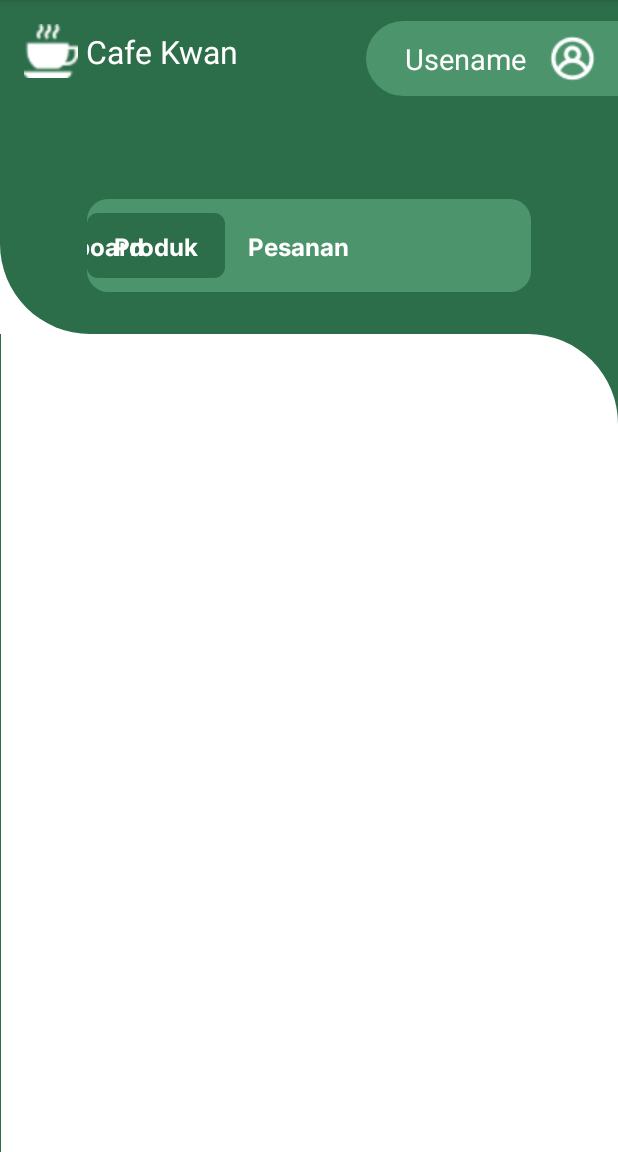
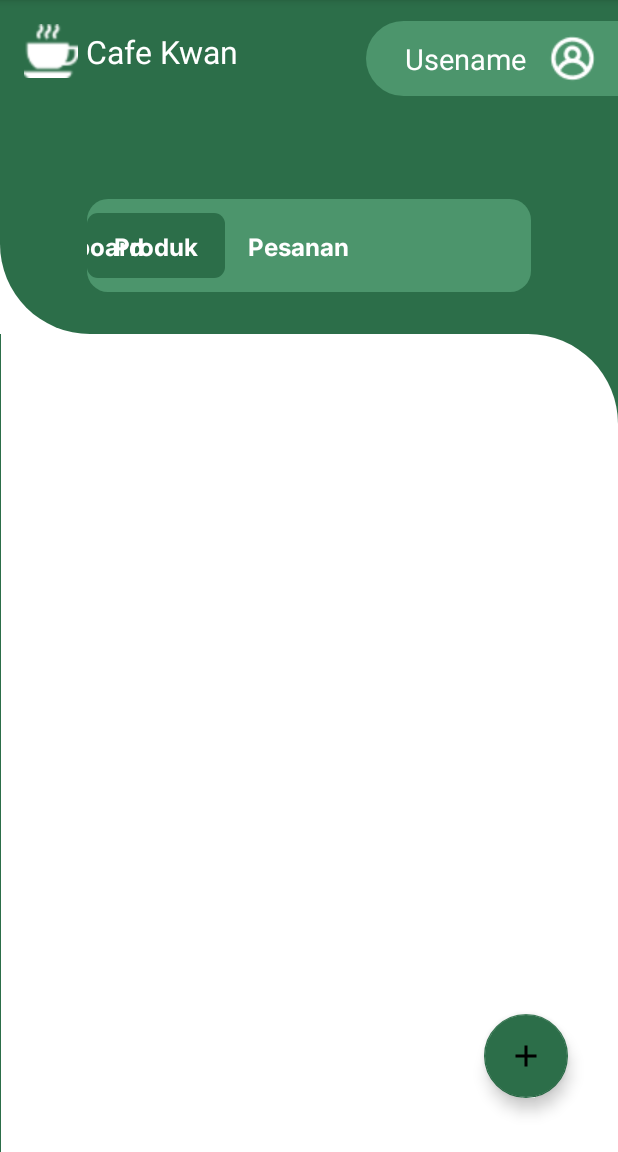
Before and after one commit to fithnanriatan/CafeKwan-Kelompok1XIIRPL3, an Android app: the produk screen opened directly, with no data from a screen before it, on a phone screen of 412 x 824 dp, the part 84-1236 px from its top. Run offline under Robolectric (Android 15) with nearby library versions, the phone set to English and light mode, and no system bars; Roboto replaces fonts that are not available here.

```diff
--- a/app/src/main/AndroidManifest.xml
+++ b/app/src/main/AndroidManifest.xml
@@ -13,6 +13,9 @@
         android:supportsRtl="true"
         android:theme="@style/Theme.CafeKwanKelompok1XIIRPL3"
         tools:targetApi="31">
+        <activity
+            android:name=".Login"
+            android:exported="true" />
         <activity
             android:name=".produk"
             android:exported="false" />
--- a/app/src/main/java/com/project/cafekwan_kelompok1xiirpl3/room/DB_CAFE.kt
+++ b/app/src/main/java/com/project/cafekwan_kelompok1xiirpl3/room/DB_CAFE.kt
@@ -5,7 +5,7 @@ import androidx.room.Database
 import androidx.room.Room
 import androidx.room.RoomDatabase
 
-@Database (entities =  [TB_MENU::class,TB_PESANAN::class], version = 1)
+@Database (entities =  [TB_MENU::class,TB_PESANAN::class], version = 2)
 abstract class DB_CAFE : RoomDatabase(){
     abstract fun dao_cafe():DAO_CAFE
 
--- a/app/src/main/java/com/project/cafekwan_kelompok1xiirpl3/room/TB_MENU.kt
+++ b/app/src/main/java/com/project/cafekwan_kelompok1xiirpl3/room/TB_MENU.kt
@@ -6,10 +6,11 @@ import androidx.room.PrimaryKey
 
 @Entity (tableName = "MENU")
 data class TB_MENU(
-    @PrimaryKey (autoGenerate = true)
+    @PrimaryKey
     @ColumnInfo (name = "kode_menu")val kode_menu : Int,
     @ColumnInfo (name = "nama_menu")val nama_menu : String,
     @ColumnInfo (name = "harga_menu")val harga_menu : Int,
     @ColumnInfo (name = "status_menu")val status_menu : String,
     @ColumnInfo (name = "terjual_menu")val terjual_menu : Int,
+    @ColumnInfo (name = "deskripsi_menu")val deskripsi_menu : String
 )
--- /dev/null
+++ b/app/src/main/res/drawable/ic_baseline_add_24.xml
@@ -0,0 +1,5 @@
+<vector android:height="24dp" android:tint="#FFFFFF"
+    android:viewportHeight="24" android:viewportWidth="24"
+    android:width="24dp" xmlns:android="http://schemas.android.com/apk/res/android">
+    <path android:fillColor="@android:color/white" android:pathData="M19,13h-6v6h-2v-6H5v-2h6V5h2v6h6v2z"/>
+</vector>
--- a/app/src/main/res/layout/activity_detail_menu.xml
+++ b/app/src/main/res/layout/activity_detail_menu.xml
@@ -201,7 +201,6 @@
             app:layout_constraintEnd_toEndOf="parent"
             app:layout_constraintTop_toTopOf="parent" />
 
-
     </androidx.constraintlayout.widget.ConstraintLayout>
 
     <androidx.constraintlayout.widget.ConstraintLayout
--- a/app/src/main/res/layout/activity_produk.xml
+++ b/app/src/main/res/layout/activity_produk.xml
@@ -23,6 +23,21 @@
             app:layout_constraintBottom_toBottomOf="parent"
             app:layout_constraintEnd_toEndOf="parent"
             app:layout_constraintStart_toStartOf="parent" />
+
+        <com.google.android.material.floatingactionbutton.FloatingActionButton
+            android:id="@+id/floatingActionButton2"
+            android:layout_width="wrap_content"
+            android:layout_height="wrap_content"
+            android:layout_marginBottom="36dp"
+            android:clickable="true"
+            android:contentDescription="@string/app_name"
+            app:backgroundTint="@color/dark_green"
+            app:layout_constraintBottom_toBottomOf="parent"
+            app:layout_constraintEnd_toEndOf="parent"
+            app:layout_constraintHorizontal_bias="0.907"
+            app:layout_constraintStart_toStartOf="parent"
+            app:srcCompat="@drawable/ic_baseline_add_24" />
+
     </androidx.constraintlayout.widget.ConstraintLayout>
 
     <androidx.constraintlayout.widget.ConstraintLayout
```
Also changed, not shown: app/src/main/java/com/project/cafekwan_kelompok1xiirpl3/Insert_menu.kt (+47 -1 lines), app/src/main/java/com/project/cafekwan_kelompok1xiirpl3/MainActivity.kt (+10 -0 lines).
